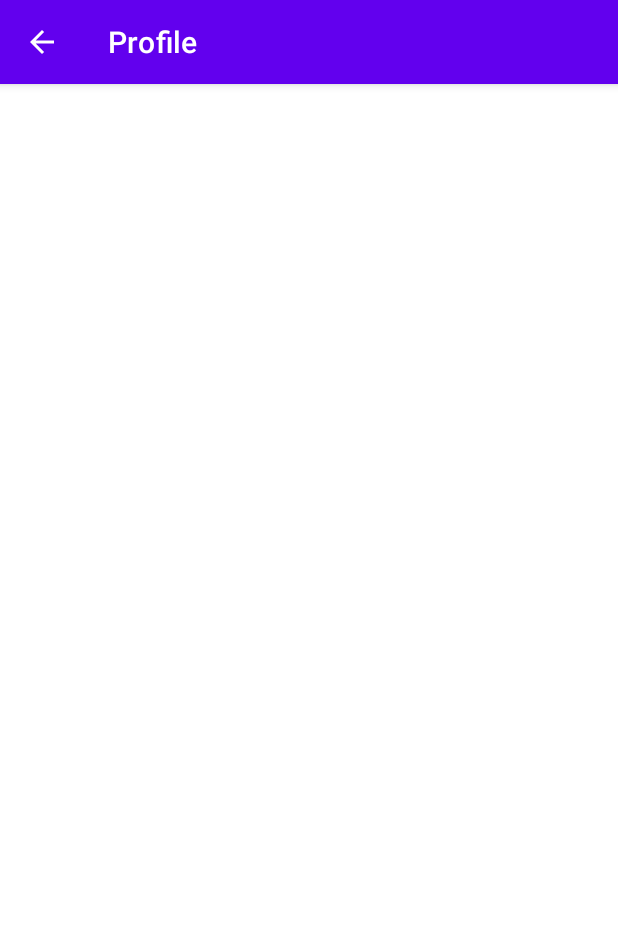
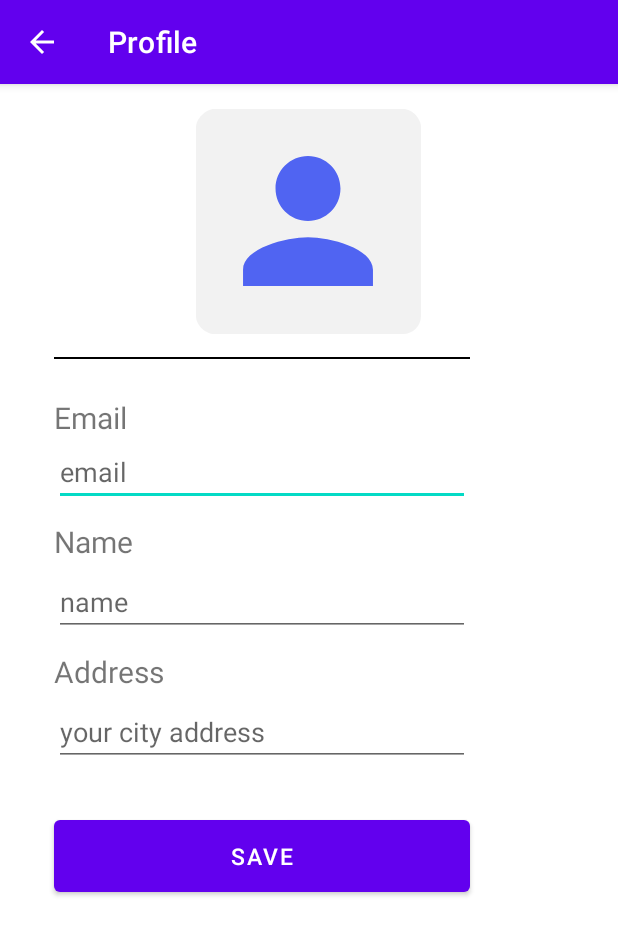
Before and after one commit to galihmay/Responsi-Fintech-20.22.2400, an Android app: the ProfileActivity screen opened directly, with no data from a screen before it, on a phone screen of 412 x 824 dp. Shown: the top 935 px of the screen. Run offline under Robolectric (Android 15) with nearby library versions, the phone set to English and light mode, and no system bars.

Commit message:
UI Profile dan ubah foto profil

```diff
--- a/app/src/main/java/com/galihmayangga/responsifintech/ui/HomeActivity.java
+++ b/app/src/main/java/com/galihmayangga/responsifintech/ui/HomeActivity.java
@@ -29,7 +29,7 @@ public class HomeActivity extends AppCompatActivity implements HomeMvvm.View {
         setTitle("APK Bayar Dulu");
         ActivityHomeBinding binding = DataBindingUtil.setContentView(this, R.layout.activity_home);
         getSupportActionBar().setDisplayShowHomeEnabled(true);
-        getSupportActionBar().setIcon(R.drawable.profilepicture);
+        getSupportActionBar().setIcon(R.mipmap.profile_picture_round);
         getSupportActionBar().setDisplayUseLogoEnabled(true);
         binding.setVm(new HomeViewModel(this));
     }
--- /dev/null
+++ b/app/src/main/res/drawable/profile_picture_foreground.xml
@@ -0,0 +1,15 @@
+<vector xmlns:android="http://schemas.android.com/apk/res/android"
+    android:width="108dp"
+    android:height="108dp"
+    android:viewportWidth="108"
+    android:viewportHeight="108"
+    android:tint="#5064F2">
+  <group android:scaleX="2.61"
+      android:scaleY="2.61"
+      android:translateX="22.68"
+      android:translateY="22.68">
+    <path
+        android:fillColor="@android:color/white"
+        android:pathData="M12,12c2.21,0 4,-1.79 4,-4s-1.79,-4 -4,-4 -4,1.79 -4,4 1.79,4 4,4zM12,14c-2.67,0 -8,1.34 -8,4v2h16v-2c0,-2.66 -5.33,-4 -8,-4z"/>
+  </group>
+</vector>
--- a/app/src/main/res/layout/activity_profile.xml
+++ b/app/src/main/res/layout/activity_profile.xml
@@ -1,18 +1,123 @@
 <?xml version="1.0" encoding="utf-8"?>
-<androidx.constraintlayout.widget.ConstraintLayout xmlns:android="http://schemas.android.com/apk/res/android"
+<LinearLayout xmlns:android="http://schemas.android.com/apk/res/android"
     xmlns:app="http://schemas.android.com/apk/res-auto"
     xmlns:tools="http://schemas.android.com/tools"
     android:layout_width="match_parent"
     android:layout_height="match_parent"
+    android:orientation="vertical"
     tools:context=".ui.ProfileActivity">
 
     <androidx.appcompat.widget.Toolbar
         android:id="@+id/toolbar"
         android:layout_width="match_parent"
-        android:layout_height="?attr/actionBarSize"
+        android:layout_height="1dp"
         app:navigationIcon="?attr/homeAsUpIndicator"
         android:visibility="invisible"
         tools:ignore="MissingConstraints" />
 
+    <ImageView
+        android:layout_marginTop="15dp"
+        android:layout_width="150dp"
+        android:layout_height="150dp"
+        android:layout_alignParentLeft="true"
+        android:layout_alignParentTop="true"
+        android:layout_centerHorizontal="true"
+        android:layout_gravity="center"
+        android:baselineAlignBottom="true"
+        android:scaleType="fitXY"
+        app:srcCompat="@mipmap/profile_picture_round" />
 
-</androidx.constraintlayout.widget.ConstraintLayout>
+    <View
+        android:id="@+id/garis"
+        android:layout_width="277dp"
+        android:layout_height="1dp"
+        android:layout_marginStart="36dp"
+        android:background="@color/black"
+        android:layout_marginTop="15dp"
+        android:layout_marginLeft="10dp"
+        android:layout_marginRight="10dp"
+        />
+
+    <TextView
+        android:id="@+id/textView"
+        android:layout_width="wrap_content"
+        android:layout_height="wrap_content"
+        android:layout_marginTop="25dp"
+        android:layout_marginStart="36dp"
+        android:text="Email"
+        android:textSize="20dp"
+        app:layout_constraintStart_toStartOf="parent"
+        app:layout_constraintTop_toTopOf="parent"
+        tools:ignore="MissingConstraints" />
+
+    <EditText
+        android:id="@+id/etEmail"
+        android:layout_width="277dp"
+        android:layout_height="wrap_content"
+        android:layout_marginStart="36dp"
+        android:hint="email"
+        android:inputType="textEmailAddress"
+        app:layout_constraintStart_toStartOf="parent"
+        app:layout_constraintTop_toBottomOf="@+id/textView"
+        tools:ignore="MissingConstraints" />
+
+    <TextView
+        android:id="@+id/textView2"
+        android:layout_width="wrap_content"
+        android:layout_height="wrap_content"
+        android:layout_marginStart="36dp"
+        android:layout_marginTop="10dp"
+        android:text="Name"
+        android:textSize="20dp"
+        app:layout_constraintStart_toStartOf="parent"
+        app:layout_constraintTop_toTopOf="parent"
+        tools:ignore="MissingConstraints" />
+
+    <EditText
+        android:id="@+id/etName"
+        android:layout_width="277dp"
+        android:layout_height="wrap_content"
+        android:layout_marginStart="36dp"
+        android:layout_marginTop="4dp"
+        android:hint="name"
+        app:layout_constraintStart_toStartOf="parent"
+        app:layout_constraintTop_toBottomOf="@+id/etEmail"
+        tools:ignore="MissingConstraints" />
+
+    <TextView
+        android:id="@+id/textView3"
+        android:layout_width="wrap_content"
+        android:layout_height="wrap_content"
+        android:layout_marginStart="36dp"
+        android:layout_marginTop="10dp"
+        android:text="Address"
+        android:textSize="20dp"
+        app:layout_constraintStart_toStartOf="parent"
+        app:layout_constraintTop_toTopOf="parent"
+        tools:ignore="MissingConstraints" />
+
+    <EditText
+        android:id="@+id/etAddress"
+        android:layout_width="277dp"
+        android:layout_height="wrap_content"
+        android:layout_marginStart="36dp"
+        android:layout_marginTop="4dp"
+        android:hint="your city address"
+        app:layout_constraintStart_toStartOf="parent"
+        app:layout_constraintTop_toBottomOf="@+id/etEmail"
+        tools:ignore="MissingConstraints" />
+
+
+
+    <Button
+        android:id="@+id/btnSave"
+        android:layout_width="277dp"
+        android:layout_height="60dp"
+        android:layout_marginStart="36dp"
+        android:layout_marginTop="30dp"
+        android:text="Save"
+        android:textSize="15sp"
+        />
+
+
+</LinearLayout>
--- /dev/null
+++ b/app/src/main/res/mipmap-anydpi-v26/profile_picture.xml
@@ -0,0 +1,5 @@
+<?xml version="1.0" encoding="utf-8"?>
+<adaptive-icon xmlns:android="http://schemas.android.com/apk/res/android">
+    <background android:drawable="@color/profile_picture_background"/>
+    <foreground android:drawable="@drawable/profile_picture_foreground"/>
+</adaptive-icon>
--- /dev/null
+++ b/app/src/main/res/mipmap-anydpi-v26/profile_picture_round.xml
@@ -0,0 +1,5 @@
+<?xml version="1.0" encoding="utf-8"?>
+<adaptive-icon xmlns:android="http://schemas.android.com/apk/res/android">
+    <background android:drawable="@color/profile_picture_background"/>
+    <foreground android:drawable="@drawable/profile_picture_foreground"/>
+</adaptive-icon>
--- /dev/null
+++ b/app/src/main/res/values/profile_picture_background.xml
@@ -0,0 +1,4 @@
+<?xml version="1.0" encoding="utf-8"?>
+<resources>
+    <color name="profile_picture_background">#F2F2F2</color>
+</resources>
```
Also changed, not shown: app/src/main/profile_picture-playstore.png (added), app/src/main/res/mipmap-hdpi/profile_picture.png (added), app/src/main/res/mipmap-hdpi/profile_picture_round.png (added), app/src/main/res/mipmap-mdpi/profile_picture.png (added), app/src/main/res/mipmap-mdpi/profile_picture_round.png (added), app/src/main/res/mipmap-xhdpi/profile_picture.png (added), app/src/main/res/mipmap-xhdpi/profile_picture_round.png (added), app/src/main/res/mipmap-xxhdpi/profile_picture.png (added), app/src/main/res/mipmap-xxhdpi/profile_picture_round.png (added), app/src/main/res/mipmap-xxxhdpi/profile_picture.png (added), app/src/main/res/mipmap-xxxhdpi/profile_picture_round.png (added).
